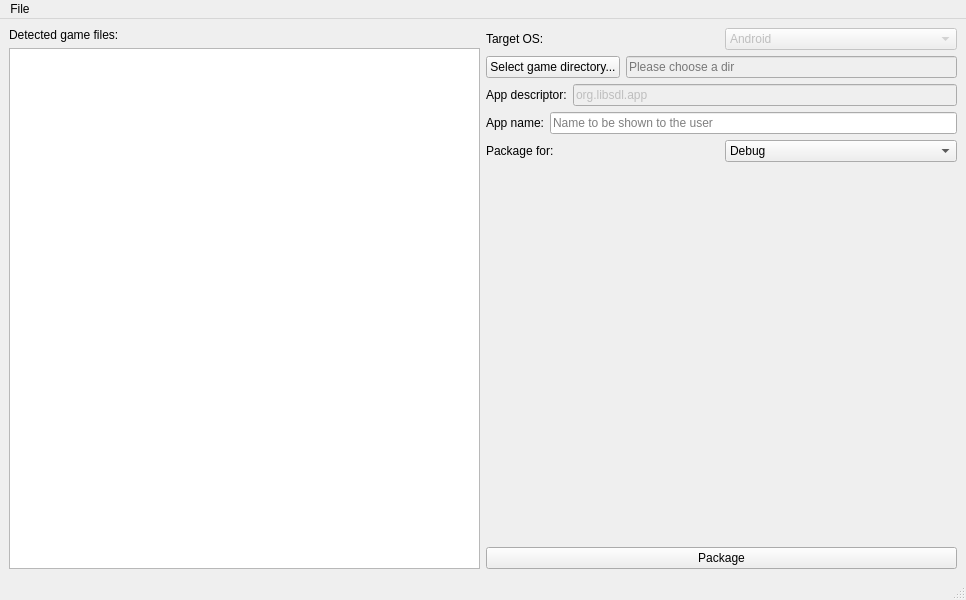
Qt form packager/ui_mainwindow.ui (segafan/bennugd-monolithic) before a commit.
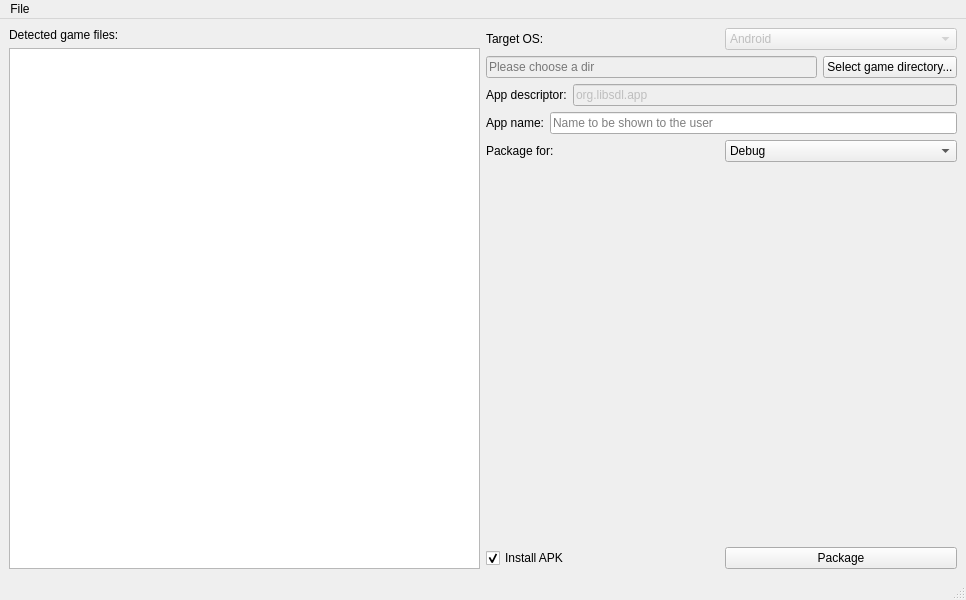
The same form after that commit.

Commit message: * Upgraded android binary template * Don't show .svn entries in the file list * Added a checkbox to automatically install the created APK

Diff of the .ui file:
```diff
--- a/packager/ui_mainwindow.ui
+++ b/packager/ui_mainwindow.ui
@@ -63,13 +63,6 @@
       </item>
       <item>
        <layout class="QHBoxLayout" name="horizontalLayout_7">
-        <item>
-         <widget class="QPushButton" name="button_appdirselector">
-          <property name="text">
-           <string>Select game directory...</string>
-          </property>
-         </widget>
-        </item>
         <item>
          <widget class="QLineEdit" name="line_appdir">
           <property name="enabled">
@@ -80,6 +73,13 @@
           </property>
          </widget>
         </item>
+        <item>
+         <widget class="QPushButton" name="button_appdirselector">
+          <property name="text">
+           <string>Select game directory...</string>
+          </property>
+         </widget>
+        </item>
        </layout>
       </item>
       <item>
@@ -172,6 +172,21 @@
        </spacer>
       </item>
       <item>
+       <layout class="QHBoxLayout" name="horizontalLayout_6">
+        <item>
+         <widget class="QCheckBox" name="check_install">
+          <property name="toolTip">
+           <string>Install resultng APK to device or emulator</string>
+          </property>
+          <property name="text">
+           <string>Install APK</string>
+          </property>
+          <property name="checked">
+           <bool>true</bool>
+          </property>
+         </widget>
+        </item>
+        <item>
        <widget class="QPushButton" name="button_package">
         <property name="toolTip">
          <string>Click when you feel ready to package your app</string>
@@ -180,6 +195,8 @@
          <string>Package</string>
         </property>
        </widget>
+        </item>
+       </layout>
       </item>
      </layout>
     </item>
```
Lines whose indentation alone changed are shown as unchanged. The commit also changes 5 other files.
